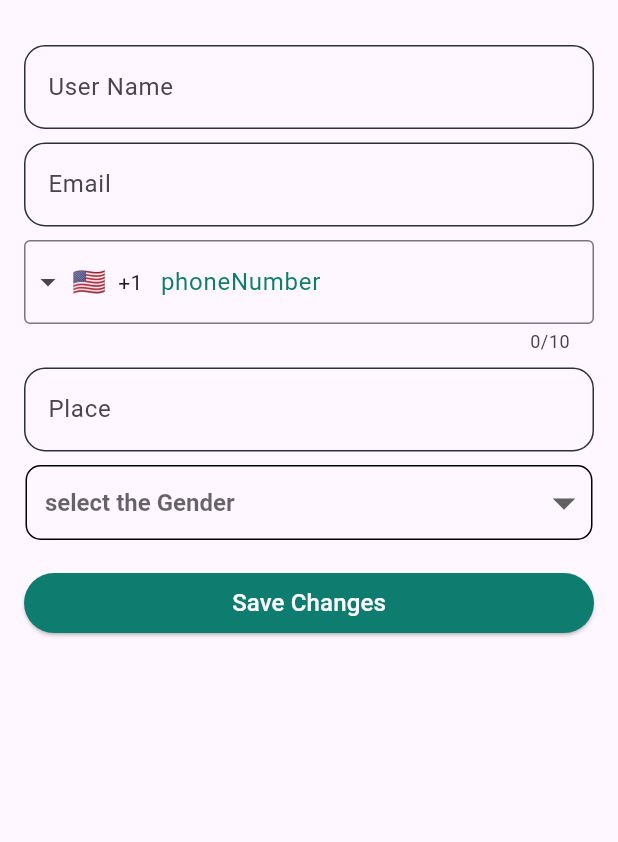
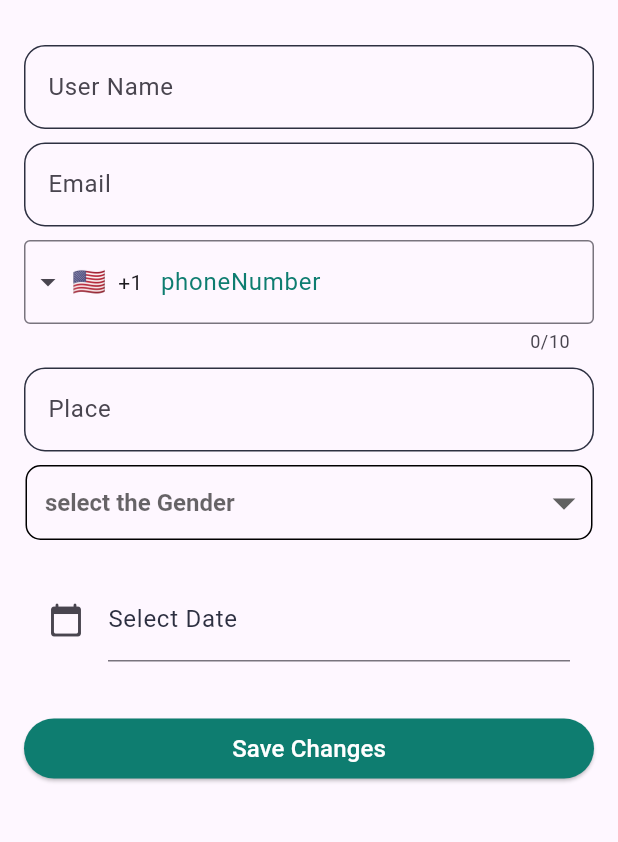
Before and after one commit to RokayaFawzy/tameit, a Flutter app: the EditInformation screen opened by its route, on a phone screen of 412 x 824 dp, the part 258-1100 px from its top. Run offline on Flutter 3.47's test engine with Material 3 defaults, Android fonts, the phone set to English and light mode, and no system bars; drawn by our look-alikes of intl_phone_field; our stand-ins replace flutter_feather_icons, flutter_rating_bar, google_fonts; missing offline and left inert: flutter_verification_code.

Commit message:
thePic and editProfile

```diff
--- a/tame_it/lib/Screens/navbar_Root_Screens/branch_Screens/edit_Profile_Page.dart
+++ b/tame_it/lib/Screens/navbar_Root_Screens/branch_Screens/edit_Profile_Page.dart
@@ -4,6 +4,7 @@ import 'package:flutter_feather_icons/flutter_feather_icons.dart';
 import 'package:intl_phone_field/intl_phone_field.dart';
 import 'package:tame_it/values/values.dart';
 import 'package:tame_it/widgets/custom_text_form_field.dart';
+import 'package:intl/intl.dart';
 
 import '../../../widgets/custom_button.dart';
 
@@ -17,6 +18,7 @@ class EditInformation extends StatefulWidget {
 class _EditInformationState extends State<EditInformation> {
   String? valueChoose;
   List ListItem = ['Female', 'male'];
+  final TextEditingController _date = TextEditingController();
 
   @override
   Widget build(BuildContext context) {
@@ -167,7 +169,38 @@ class _EditInformationState extends State<EditInformation> {
                   ),
                 ),
               ),
+              const SizedBox(
+                height: 9,
+              ),
               //TODO:Dropdown
+              Padding(
+                padding: const EdgeInsets.all(16),
+                child: TextField(
+                  controller: _date,
+                  decoration: InputDecoration(
+                    icon: Icon(Icons.calendar_today_rounded),
+                    labelText: "Select Date",
+                    labelStyle: TextStyle(
+                        color: AppColors
+                            .blackShade2), // Text style for "Select Date"
+                  ),
+                  onTap: () async {
+                    DateTime? pickeddate = await showDatePicker(
+                      context: context,
+                      initialDate: DateTime.now(),
+                      firstDate: DateTime(2000),
+                      lastDate: DateTime(2110),
+                      //TODO:change color from berbal to appcolor
+                    );
+                    if (pickeddate != null) {
+                      setState(() {
+                        _date.text =
+                            DateFormat('yyyy-MM-dd').format(pickeddate);
+                      });
+                    }
+                  },
+                ),
+              ),
 
               SizedBox(
                 height: 18,
```
Also changed, not shown: tame_it/assets/images/p1.jpg (added), tame_it/assets/images/p2.jpg (added), tame_it/assets/images/p3.jpg (added), tame_it/assets/images/p4.jpg (added), tame_it/assets/images/p5.jpg (added), tame_it/pubspec.lock.
